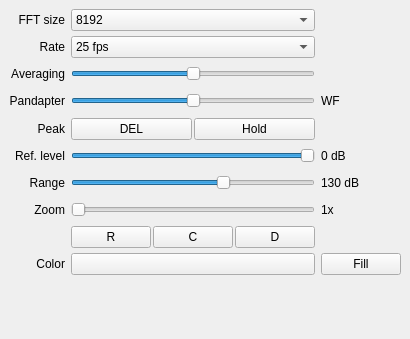
Above: src/qtgui/dockfft.ui from gqrx-sdr/gqrx before the change. Below: the same form after it.
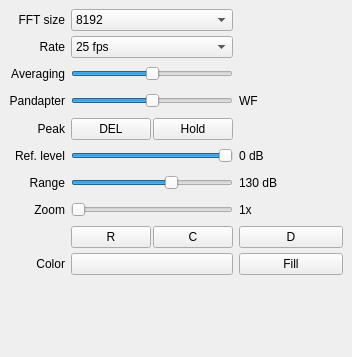
That is the form after the change. Icons and pictures are not drawn. Custom widgets are drawn as their Qt base class.

Commit message: Re-align FFT buttons for linux.

```diff
--- a/src/qtgui/dockfft.ui
+++ b/src/qtgui/dockfft.ui
@@ -6,8 +6,8 @@
    <rect>
     <x>0</x>
     <y>0</y>
-    <width>298</width>
-    <height>339</height>
+    <width>352</width>
+    <height>357</height>
    </rect>
   </property>
   <property name="sizePolicy">
@@ -18,8 +18,8 @@
   </property>
   <property name="minimumSize">
    <size>
-    <width>298</width>
-    <height>339</height>
+    <width>352</width>
+    <height>345</height>
    </size>
   </property>
   <property name="windowIcon">
@@ -38,7 +38,7 @@
   <widget class="QWidget" name="dockWidgetContents">
    <layout class="QVBoxLayout" name="verticalLayout">
     <item>
-     <layout class="QGridLayout" name="gridLayout" columnstretch="0,1,0">
+     <layout class="QGridLayout" name="gridLayout" columnstretch="0,0,0">
       <property name="verticalSpacing">
        <number>5</number>
       </property>
@@ -138,84 +138,6 @@
         </property>
        </widget>
       </item>
-      <item row="4" column="1">
-       <layout class="QHBoxLayout" name="horizontalLayout_2" stretch="0,0">
-        <property name="spacing">
-         <number>2</number>
-        </property>
-        <property name="sizeConstraint">
-         <enum>QLayout::SetDefaultConstraint</enum>
-        </property>
-        <property name="topMargin">
-         <number>1</number>
-        </property>
-        <property name="bottomMargin">
-         <number>0</number>
-        </property>
-        <item>
-         <widget class="QPushButton" name="peakDetectionButton">
-          <property name="sizePolicy">
-           <sizepolicy hsizetype="MinimumExpanding" vsizetype="Preferred">
-            <horstretch>0</horstretch>
-            <verstretch>0</verstretch>
-           </sizepolicy>
-          </property>
-          <property name="minimumSize">
-           <size>
-            <width>0</width>
-            <height>0</height>
-           </size>
-          </property>
-          <property name="maximumSize">
-           <size>
-            <width>16777215</width>
-            <height>16777215</height>
-           </size>
-          </property>
-          <property name="toolTip">
-           <string>Enable peak detection in FFT</string>
-          </property>
-          <property name="text">
-           <string>DEL</string>
-          </property>
-          <property name="checkable">
-           <bool>true</bool>
-          </property>
-         </widget>
-        </item>
-        <item>
-         <widget class="QPushButton" name="peakHoldButton">
-          <property name="sizePolicy">
-           <sizepolicy hsizetype="MinimumExpanding" vsizetype="Preferred">
-            <horstretch>0</horstretch>
-            <verstretch>0</verstretch>
-           </sizepolicy>
-          </property>
-          <property name="minimumSize">
-           <size>
-            <width>0</width>
-            <height>0</height>
-           </size>
-          </property>
-          <property name="maximumSize">
-           <size>
-            <width>16777215</width>
-            <height>16777215</height>
-           </size>
-          </property>
-          <property name="toolTip">
-           <string>Toggle peak hold in FFT</string>
-          </property>
-          <property name="text">
-           <string>Hold</string>
-          </property>
-          <property name="checkable">
-           <bool>true</bool>
-          </property>
-         </widget>
-        </item>
-       </layout>
-      </item>
       <item row="5" column="0">
        <widget class="QLabel" name="label_1">
         <property name="toolTip">
@@ -381,6 +303,37 @@
         </property>
        </widget>
       </item>
+      <item row="9" column="2">
+       <widget class="QPushButton" name="fillButton">
+        <property name="sizePolicy">
+         <sizepolicy hsizetype="MinimumExpanding" vsizetype="Preferred">
+          <horstretch>0</horstretch>
+          <verstretch>0</verstretch>
+         </sizepolicy>
+        </property>
+        <property name="minimumSize">
+         <size>
+          <width>0</width>
+          <height>0</height>
+         </size>
+        </property>
+        <property name="maximumSize">
+         <size>
+          <width>16777215</width>
+          <height>16777215</height>
+         </size>
+        </property>
+        <property name="toolTip">
+         <string>Fill the area below the FFT plot with a gradient</string>
+        </property>
+        <property name="text">
+         <string>Fill</string>
+        </property>
+        <property name="checkable">
+         <bool>true</bool>
+        </property>
+       </widget>
+      </item>
       <item row="7" column="1">
        <widget class="QSlider" name="fftZoomSlider">
         <property name="sizePolicy">
@@ -421,97 +374,6 @@
         </property>
        </widget>
       </item>
-      <item row="8" column="1">
-       <layout class="QHBoxLayout" name="horizontalLayout" stretch="0,0,0">
-        <property name="spacing">
-         <number>2</number>
-        </property>
-        <item>
-         <widget class="QPushButton" name="resetButton">
-          <property name="sizePolicy">
-           <sizepolicy hsizetype="MinimumExpanding" vsizetype="Preferred">
-            <horstretch>0</horstretch>
-            <verstretch>0</verstretch>
-           </sizepolicy>
-          </property>
-          <property name="minimumSize">
-           <size>
-            <width>0</width>
-            <height>0</height>
-           </size>
-          </property>
-          <property name="maximumSize">
-           <size>
-            <width>16777215</width>
-            <height>16777215</height>
-           </size>
-          </property>
-          <property name="toolTip">
-           <string>Reset zoom level to 1x</string>
-          </property>
-          <property name="text">
-           <string>R</string>
-          </property>
-         </widget>
-        </item>
-        <item>
-         <widget class="QPushButton" name="centerButton">
-          <property name="sizePolicy">
-           <sizepolicy hsizetype="MinimumExpanding" vsizetype="Preferred">
-            <horstretch>0</horstretch>
-            <verstretch>0</verstretch>
-           </sizepolicy>
-          </property>
-          <property name="minimumSize">
-           <size>
-            <width>0</width>
-            <height>0</height>
-           </size>
-          </property>
-          <property name="maximumSize">
-           <size>
-            <width>16777215</width>
-            <height>16777215</height>
-           </size>
-          </property>
-          <property name="toolTip">
-           <string>Center FFT around original center frequency</string>
-          </property>
-          <property name="text">
-           <string>C</string>
-          </property>
-         </widget>
-        </item>
-        <item>
-         <widget class="QPushButton" name="demodButton">
-          <property name="sizePolicy">
-           <sizepolicy hsizetype="MinimumExpanding" vsizetype="Preferred">
-            <horstretch>0</horstretch>
-            <verstretch>0</verstretch>
-           </sizepolicy>
-          </property>
-          <property name="minimumSize">
-           <size>
-            <width>0</width>
-            <height>0</height>
-           </size>
-          </property>
-          <property name="maximumSize">
-           <size>
-            <width>16777215</width>
-            <height>16777215</height>
-           </size>
-          </property>
-          <property name="toolTip">
-           <string>Center FFT around demodulator frequency</string>
-          </property>
-          <property name="text">
-           <string>D</string>
-          </property>
-         </widget>
-        </item>
-       </layout>
-      </item>
       <item row="1" column="0">
        <widget class="QLabel" name="fftRateLabel">
         <property name="text">
@@ -522,37 +384,6 @@
         </property>
        </widget>
       </item>
-      <item row="9" column="2">
-       <widget class="QPushButton" name="fillButton">
-        <property name="sizePolicy">
-         <sizepolicy hsizetype="MinimumExpanding" vsizetype="Preferred">
-          <horstretch>0</horstretch>
-          <verstretch>0</verstretch>
-         </sizepolicy>
-        </property>
-        <property name="minimumSize">
-         <size>
-          <width>0</width>
-          <height>0</height>
-         </size>
-        </property>
-        <property name="maximumSize">
-         <size>
-          <width>16777215</width>
-          <height>16777215</height>
-         </size>
-        </property>
-        <property name="toolTip">
-         <string>Fill the area below the FFT plot with a gradient</string>
-        </property>
-        <property name="text">
-         <string>Fill</string>
-        </property>
-        <property name="checkable">
-         <bool>true</bool>
-        </property>
-       </widget>
-      </item>
       <item row="3" column="2">
        <widget class="QLabel" name="wfLabel">
         <property name="sizePolicy">
@@ -648,6 +479,22 @@
         </property>
        </widget>
       </item>
+      <item row="9" column="1">
+       <widget class="QtColorPicker" name="colorPicker">
+        <property name="sizePolicy">
+         <sizepolicy hsizetype="MinimumExpanding" vsizetype="Preferred">
+          <horstretch>0</horstretch>
+          <verstretch>0</verstretch>
+         </sizepolicy>
+        </property>
+        <property name="toolTip">
+         <string>Color for the FFT plot</string>
+        </property>
+        <property name="text">
+         <string/>
+        </property>
+       </widget>
+      </item>
       <item row="9" column="0">
        <widget class="QLabel" name="colorLabel">
         <property name="toolTip">
@@ -695,22 +542,6 @@
         </property>
        </widget>
       </item>
-      <item row="9" column="1">
-       <widget class="QtColorPicker" name="colorPicker">
-        <property name="sizePolicy">
-         <sizepolicy hsizetype="MinimumExpanding" vsizetype="Preferred">
-          <horstretch>0</horstretch>
-          <verstretch>0</verstretch>
-         </sizepolicy>
-        </property>
-        <property name="toolTip">
-         <string>Color for the FFT plot</string>
-        </property>
-        <property name="text">
-         <string/>
-        </property>
-       </widget>
-      </item>
       <item row="4" column="0">
        <widget class="QLabel" name="peakLabel">
         <property name="text">
@@ -791,6 +622,175 @@
         </property>
        </widget>
       </item>
+      <item row="8" column="2">
+       <widget class="QPushButton" name="demodButton">
+        <property name="sizePolicy">
+         <sizepolicy hsizetype="MinimumExpanding" vsizetype="Preferred">
+          <horstretch>0</horstretch>
+          <verstretch>0</verstretch>
+         </sizepolicy>
+        </property>
+        <property name="minimumSize">
+         <size>
+          <width>0</width>
+          <height>0</height>
+         </size>
+        </property>
+        <property name="maximumSize">
+         <size>
+          <width>16777215</width>
+          <height>16777215</height>
+         </size>
+        </property>
+        <property name="toolTip">
+         <string>Center FFT around demodulator frequency</string>
+        </property>
+        <property name="text">
+         <string>D</string>
+        </property>
+       </widget>
+      </item>
+      <item row="8" column="1">
+       <layout class="QHBoxLayout" name="horizontalLayout" stretch="0,0">
+        <property name="spacing">
+         <number>2</number>
+        </property>
+        <item>
+         <widget class="QPushButton" name="resetButton">
+          <property name="sizePolicy">
+           <sizepolicy hsizetype="MinimumExpanding" vsizetype="Preferred">
+            <horstretch>0</horstretch>
+            <verstretch>0</verstretch>
+           </sizepolicy>
+          </property>
+          <property name="minimumSize">
+           <size>
+            <width>0</width>
+            <height>0</height>
+           </size>
+          </property>
+          <property name="maximumSize">
+           <size>
+            <width>16777215</width>
+            <height>16777215</height>
+           </size>
+          </property>
+          <property name="toolTip">
+           <string>Reset zoom level to 1x</string>
+          </property>
+          <property name="text">
+           <string>R</string>
+          </property>
+         </widget>
+        </item>
+        <item>
+         <widget class="QPushButton" name="centerButton">
+          <property name="sizePolicy">
+           <sizepolicy hsizetype="MinimumExpanding" vsizetype="Preferred">
+            <horstretch>0</horstretch>
+            <verstretch>0</verstretch>
+           </sizepolicy>
+          </property>
+          <property name="minimumSize">
+           <size>
+            <width>0</width>
+            <height>0</height>
+           </size>
+          </property>
+          <property name="maximumSize">
+           <size>
+            <width>16777215</width>
+            <height>16777215</height>
+           </size>
+          </property>
+          <property name="toolTip">
+           <string>Center FFT around original center frequency</string>
+          </property>
+          <property name="text">
+           <string>C</string>
+          </property>
+         </widget>
+        </item>
+       </layout>
+      </item>
+      <item row="4" column="1">
+       <layout class="QHBoxLayout" name="horizontalLayout_2" stretch="0,0">
+        <property name="spacing">
+         <number>2</number>
+        </property>
+        <property name="sizeConstraint">
+         <enum>QLayout::SetDefaultConstraint</enum>
+        </property>
+        <property name="topMargin">
+         <number>1</number>
+        </property>
+        <property name="bottomMargin">
+         <number>0</number>
+        </property>
+        <item>
+         <widget class="QPushButton" name="peakDetectionButton">
+          <property name="sizePolicy">
+           <sizepolicy hsizetype="MinimumExpanding" vsizetype="Preferred">
+            <horstretch>0</horstretch>
+            <verstretch>0</verstretch>
+           </sizepolicy>
+          </property>
+          <property name="minimumSize">
+           <size>
+            <width>0</width>
+            <height>0</height>
+           </size>
+          </property>
+          <property name="maximumSize">
+           <size>
+            <width>16777215</width>
+            <height>16777215</height>
+           </size>
+          </property>
+          <property name="toolTip">
+           <string>Enable peak detection in FFT</string>
+          </property>
+          <property name="text">
+           <string>DEL</string>
+          </property>
+          <property name="checkable">
+           <bool>true</bool>
+          </property>
+         </widget>
+        </item>
+        <item>
+         <widget class="QPushButton" name="peakHoldButton">
+          <property name="sizePolicy">
+           <sizepolicy hsizetype="MinimumExpanding" vsizetype="Preferred">
+            <horstretch>0</horstretch>
+            <verstretch>0</verstretch>
+           </sizepolicy>
+          </property>
+          <property name="minimumSize">
+           <size>
+            <width>0</width>
+            <height>0</height>
+           </size>
+          </property>
+          <property name="maximumSize">
+           <size>
+            <width>16777215</width>
+            <height>16777215</height>
+           </size>
+          </property>
+          <property name="toolTip">
+           <string>Toggle peak hold in FFT</string>
+          </property>
+          <property name="text">
+           <string>Hold</string>
+          </property>
+          <property name="checkable">
+           <bool>true</bool>
+          </property>
+         </widget>
+        </item>
+       </layout>
+      </item>
      </layout>
     </item>
     <item>
```
